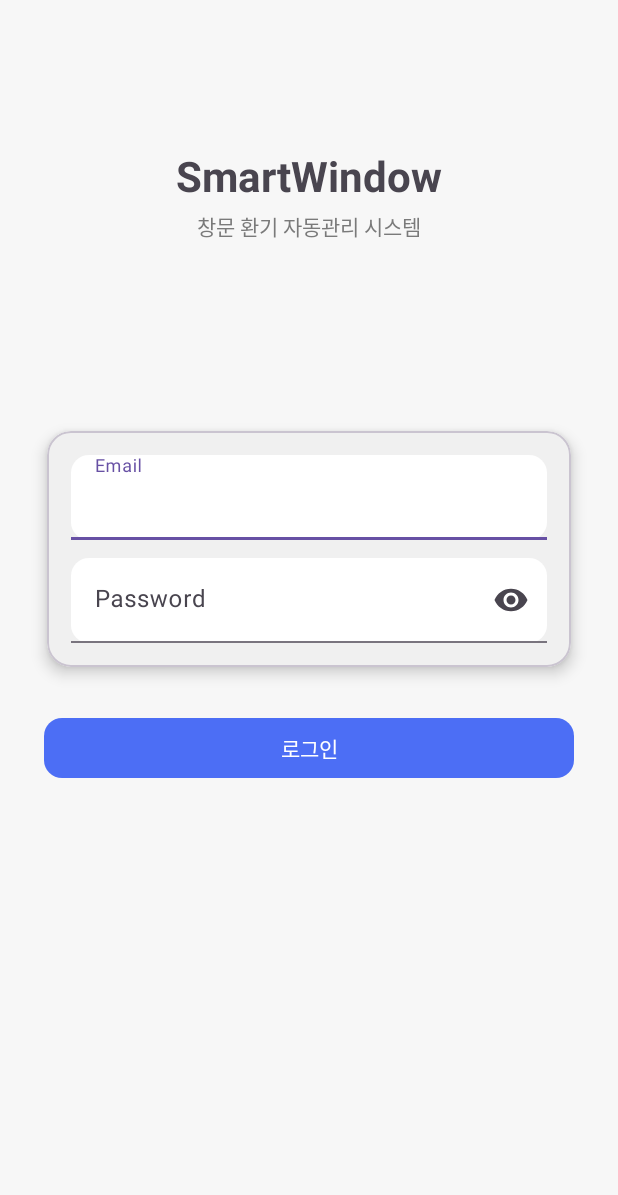
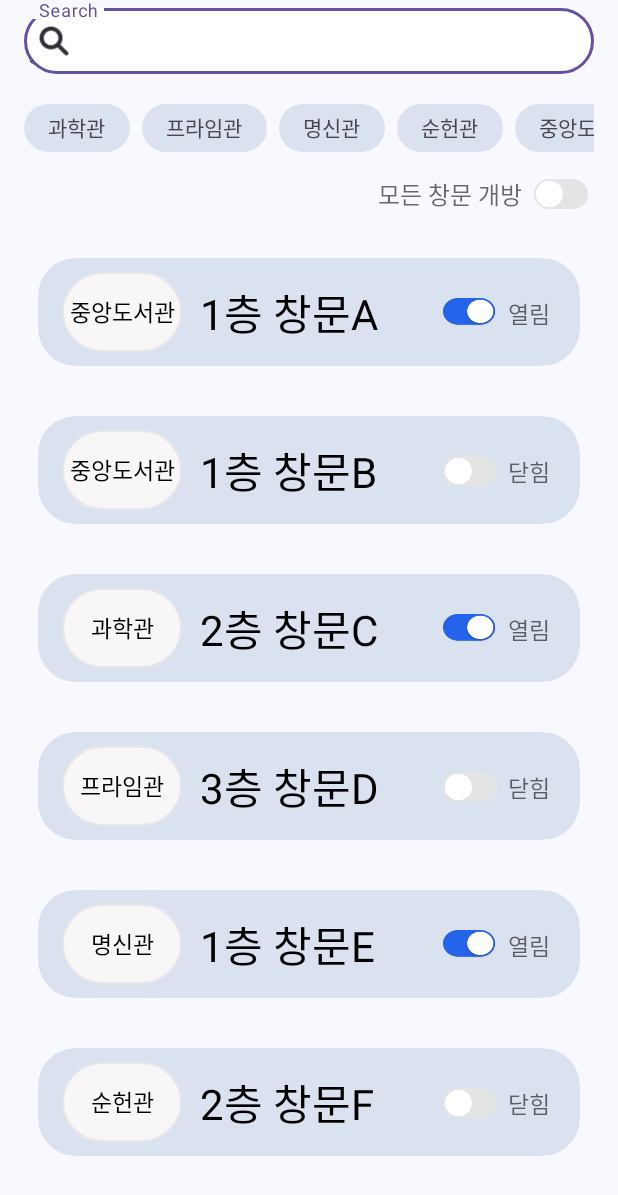
Before and after one commit to annajun1219/2025_engineering_autovent, an Android app: the screen it shows after launch (LoginActivity before the commit, WindowActivity after it), on a phone screen of 412 x 824 dp. Shown: the top 1195 px of the screen. Run offline under Robolectric (Android 15) with nearby library versions, the phone set to English and light mode, and no system bars.

Commit message:
[fetch] window
건물별로 창문 뜨게 수정

```diff
--- /dev/null
+++ b/app/src/main/java/com/example/autovent_2025/Model/WindowItem.java
@@ -0,0 +1,17 @@
+package com.example.autovent_2025.Model;
+
+public class WindowItem {
+    private String building;
+    private String title;
+    private boolean open;
+
+    public WindowItem(String building, String title, boolean open) {
+        this.building = building;
+        this.title = title;
+        this.open = open;
+    }
+    public String getBuilding() { return building; }
+    public String getTitle() { return title; }
+    public boolean isOpen() { return open; }
+    public void setOpen(boolean open) { this.open = open; }
+}
--- /dev/null
+++ b/app/src/main/java/com/example/autovent_2025/UI/window/WindowActivity.java
@@ -0,0 +1,106 @@
+package com.example.autovent_2025.UI.window;
+
+import android.os.Bundle;
+import android.text.Editable;
+import android.text.TextWatcher;
+import android.widget.CheckBox;
+import android.widget.EditText;
+
+import androidx.appcompat.app.AppCompatActivity;
+import androidx.recyclerview.widget.LinearLayoutManager;
+import androidx.recyclerview.widget.RecyclerView;
+
+import com.example.autovent_2025.Model.WindowItem;
+import com.example.autovent_2025.R;
+import com.google.android.material.appbar.MaterialToolbar;
+import com.google.android.material.chip.Chip;
+import com.google.android.material.chip.ChipGroup;
+
+import java.util.ArrayList;
+import java.util.List;
+
+public class WindowActivity extends AppCompatActivity {
+
+    private EditText etSearch;
+    private CheckBox swAllOpen;
+    private RecyclerView rvWindows;
+    private ChipGroup chipGroup;
+    private WindowAdapter adapter;
+
+    private final List<WindowItem> all = new ArrayList<>();
+    private final List<WindowItem> viewList = new ArrayList<>();
+
+    private String selectedBuilding = ""; // 칩 선택 상태
+    private String query = "";            // 검색어 상태
+
+    @Override
+    protected void onCreate(Bundle savedInstanceState) {
+        super.onCreate(savedInstanceState);
+        setContentView(R.layout.activity_window);
+
+        MaterialToolbar toolbar = findViewById(R.id.toolbar);
+        toolbar.setTitle("창문 관리");
+
+        etSearch = findViewById(R.id.etSearch);
+        swAllOpen = findViewById(R.id.swAllOpen);
+        rvWindows = findViewById(R.id.rvWindows);
+        chipGroup = findViewById(R.id.chipGroup);
+
+        loadDummy(); // 나중에 Retrofit으로 교체
+
+        adapter = new WindowAdapter(this, viewList, (pos, isOpen, item) -> {
+            // TODO: 나중에 백엔드 연동 시 여기서 API 호출 (개별 창문 상태 업데이트)
+        });
+        rvWindows.setLayoutManager(new LinearLayoutManager(this));
+        rvWindows.setAdapter(adapter);
+
+        etSearch.addTextChangedListener(new TextWatcher() {
+            @Override public void beforeTextChanged(CharSequence s, int st, int c, int a) {}
+            @Override public void onTextChanged(CharSequence s, int st, int b, int c) {
+                query = s.toString();
+                applyFilter();
+            }
+            @Override public void afterTextChanged(Editable s) {}
+        });
+
+        swAllOpen.setOnCheckedChangeListener((btn, checked) -> {
+            for (WindowItem w : all) w.setOpen(checked);
+            applyFilter();
+            // TODO: 백엔드 연동 시 전체 일괄 토글 API 호출
+        });
+
+        chipGroup.setOnCheckedChangeListener((group, checkedId) -> {
+            if (checkedId == -1) {
+                selectedBuilding = "";
+            } else {
+                Chip chip = group.findViewById(checkedId);
+                selectedBuilding = chip != null ? chip.getText().toString() : "";
+            }
+            applyFilter();
+        });
+
+        applyFilter();
+    }
+
+    private void loadDummy() {
+        all.clear();
+        all.add(new WindowItem("중앙도서관", "1층 창문A", true));
+        all.add(new WindowItem("중앙도서관", "1층 창문B", false));
+        all.add(new WindowItem("과학관", "2층 창문C", true));
+        all.add(new WindowItem("프라임관", "3층 창문D", false));
+        all.add(new WindowItem("명신관", "1층 창문E", true));
+        all.add(new WindowItem("순헌관", "2층 창문F", false));
+    }
+
+    private void applyFilter() {
+        viewList.clear();
+        for (WindowItem w : all) {
+            boolean matchBuilding = selectedBuilding.isEmpty() || w.getBuilding().equals(selectedBuilding);
+            boolean matchQuery = query.isEmpty()
+                    || w.getTitle().contains(query)
+                    || w.getBuilding().contains(query);
+            if (matchBuilding && matchQuery) viewList.add(w);
+        }
+        adapter.notifyDataSetChanged();
+    }
+}
--- /dev/null
+++ b/app/src/main/java/com/example/autovent_2025/UI/window/WindowAdapter.java
@@ -0,0 +1,73 @@
+package com.example.autovent_2025.UI.window;
+
+import android.content.Context;
+import android.view.LayoutInflater;
+import android.view.View;
+import android.view.ViewGroup;
+import android.widget.CheckBox;
+import android.widget.TextView;
+import androidx.annotation.NonNull;
+import androidx.recyclerview.widget.RecyclerView;
+
+import com.example.autovent_2025.Model.WindowItem;
+import com.example.autovent_2025.R;
+import java.util.List;
+
+public class WindowAdapter extends RecyclerView.Adapter<WindowAdapter.VH> {
+    public interface OnToggleChanged {
+        void onToggle(int position, boolean isOpen, WindowItem item);
+    }
+
+    private final List<WindowItem> list;
+    private final LayoutInflater inflater;
+    private final OnToggleChanged toggleListener;
+
+    public WindowAdapter(Context ctx, List<WindowItem> list, OnToggleChanged toggleListener) {
+        this.inflater = LayoutInflater.from(ctx);
+        this.list = list;
+        this.toggleListener = toggleListener;
+        setHasStableIds(true);
+    }
+
+    @Override public long getItemId(int position) { return list.get(position).getTitle().hashCode(); }
+
+    @NonNull @Override
+    public VH onCreateViewHolder(@NonNull ViewGroup parent, int viewType) {
+        View v = inflater.inflate(R.layout.item_window, parent, false);
+        return new VH(v);
+    }
+
+    @Override
+    public void onBindViewHolder(@NonNull VH h, int pos) {
+        WindowItem item = list.get(pos);
+        h.tvBadge.setText(item.getBuilding());
+        h.tvTitle.setText(item.getTitle());
+
+        // 리스너 중복 방지
+        h.swOpen.setOnCheckedChangeListener(null);
+        h.swOpen.setChecked(item.isOpen());
+        h.tvState.setText(item.isOpen() ? "열림" : "닫힘");
+
+        h.swOpen.setOnCheckedChangeListener((btn, checked) -> {
+            item.setOpen(checked);
+            h.tvState.setText(checked ? "열림" : "닫힘");
+            if (toggleListener != null) {
+                toggleListener.onToggle(h.getAdapterPosition(), checked, item);
+            }
+        });
+    }
+
+    @Override public int getItemCount() { return list.size(); }
+
+    static class VH extends RecyclerView.ViewHolder {
+        TextView tvBadge, tvTitle, tvState;
+        CheckBox swOpen;
+        VH(@NonNull View v) {
+            super(v);
+            tvBadge = v.findViewById(R.id.tvBadge);
+            tvTitle = v.findViewById(R.id.tvTitle);
+            tvState = v.findViewById(R.id.tvState);
+            swOpen = v.findViewById(R.id.swOpen);
+        }
+    }
+}
--- /dev/null
+++ b/app/src/main/res/color/chip_stroke_selector.xml
@@ -0,0 +1,6 @@
+<?xml version="1.0" encoding="utf-8"?>
+<selector xmlns:android="http://schemas.android.com/apk/res/android">
+    <!-- 선택되면 파란 테두리, 아니면 투명 -->
+    <item android:state_checked="true" android:color="#416CBA"/>
+    <item android:color="#00000000"/>
+</selector>
--- a/app/src/main/res/layout/activity_window.xml
+++ b/app/src/main/res/layout/activity_window.xml
@@ -70,26 +70,73 @@
                     android:paddingEnd="8dp">
 
                     <com.google.android.material.chip.Chip
-                        style="@style/Widget.Material3.Chip.Assist"
-                        android:text="과학관"/>
+                        style="@style/Widget.Material3.Chip.Filter"
+                        android:layout_width="wrap_content"
+                        android:layout_height="wrap_content"
+                        android:text="과학관"
+                        android:checkable="true"
+                        app:checkedIconVisible="false"
+                        app:rippleColor="@android:color/transparent"
+                        app:chipBackgroundColor="#DBE2EF"
+                        app:chipCornerRadius="50dp"
+                        app:chipStrokeWidth="1dp"
+                        app:chipStrokeColor="@color/chip_stroke_selector" />
+
 
                     <com.google.android.material.chip.Chip
-                        style="@style/Widget.Material3.Chip.Assist"
-                        android:text="프라임관"/>
+                        style="@style/Widget.Material3.Chip.Filter"
+                        android:layout_width="wrap_content"
+                        android:layout_height="wrap_content"
+                        android:text="프라임관"
+                        android:checkable="true"
+                        app:checkedIconVisible="false"
+                        app:rippleColor="@android:color/transparent"
+                        app:chipBackgroundColor="#DBE2EF"
+                        app:chipCornerRadius="50dp"
+                        app:chipStrokeWidth="1dp"
+                        app:chipStrokeColor="@color/chip_stroke_selector" />
+
 
                     <com.google.android.material.chip.Chip
-                        style="@style/Widget.Material3.Chip.Assist"
-                        android:text="명신관"/>
+                        style="@style/Widget.Material3.Chip.Filter"
+                        android:layout_width="wrap_content"
+                        android:layout_height="wrap_content"
+                        android:text="명신관"
+                        android:checkable="true"
+                        app:checkedIconVisible="false"
+                        app:rippleColor="@android:color/transparent"
+                        app:chipBackgroundColor="#DBE2EF"
+                        app:chipCornerRadius="50dp"
+                        app:chipStrokeWidth="1dp"
+                        app:chipStrokeColor="@color/chip_stroke_selector" />
 
                     <com.google.android.material.chip.Chip
-                        style="@style/Widget.Material3.Chip.Assist"
-                        android:text="순헌관"/>
+                        style="@style/Widget.Material3.Chip.Filter"
+                        android:layout_width="wrap_content"
+                        android:layout_height="wrap_content"
+                        android:text="순헌관"
+                        android:checkable="true"
+                        app:checkedIconVisible="false"
+                        app:rippleColor="@android:color/transparent"
+                        app:chipBackgroundColor="#DBE2EF"
+                        app:chipCornerRadius="50dp"
+                        app:chipStrokeWidth="1dp"
+                        app:chipStrokeColor="@color/chip_stroke_selector" />
+
 
                     <com.google.android.material.chip.Chip
-                        style="@style/Widget.Material3.Chip.Assist"
+                        style="@style/Widget.Material3.Chip.Filter"
+                        android:layout_width="wrap_content"
+                        android:layout_height="wrap_content"
                         android:text="중앙도서관"
+                        android:checkable="true"
+                        app:checkedIconVisible="false"
+                        app:rippleColor="@android:color/transparent"
+                        app:chipBackgroundColor="#DBE2EF"
+                        app:chipCornerRadius="50dp"
                         app:chipStrokeWidth="1dp"
-                        app:chipStrokeColor="#416CBA"/>
+                        app:chipStrokeColor="@color/chip_stroke_selector" />
+
                 </com.google.android.material.chip.ChipGroup>
             </HorizontalScrollView>
 
--- a/app/src/main/res/values/colors.xml
+++ b/app/src/main/res/values/colors.xml
@@ -8,4 +8,5 @@
     <color name="black">#FF000000</color>
     <color name="white">#FFFFFFFF</color>
     <color name="primary">#4C6EF5</color>
+    <color name="chip_bg">#DBE2EF</color>
 </resources>
```
Also changed, not shown: app/src/main/AndroidManifest.xml (+15 -5 lines).
